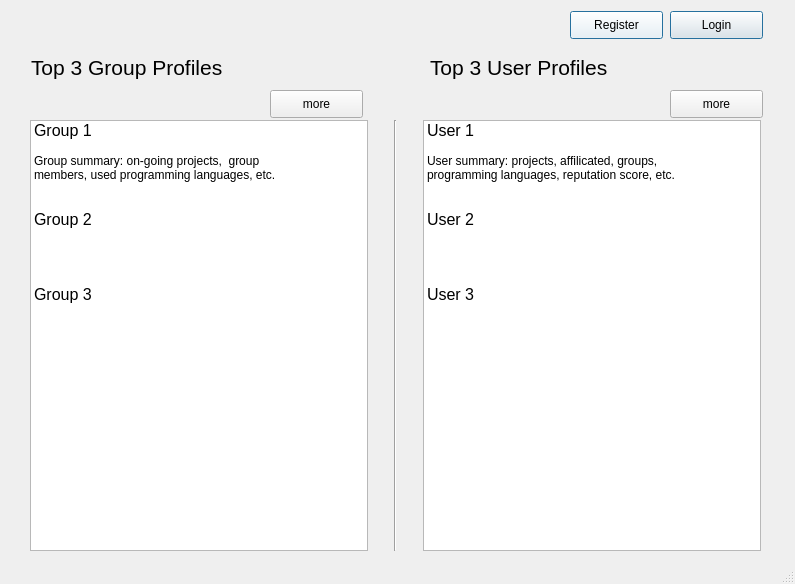
This is GUIs/Browsing Home Page.ui in tislam35/322-Software-Engineering-Project as Qt 5 draws it before an edit. The edited form follows.
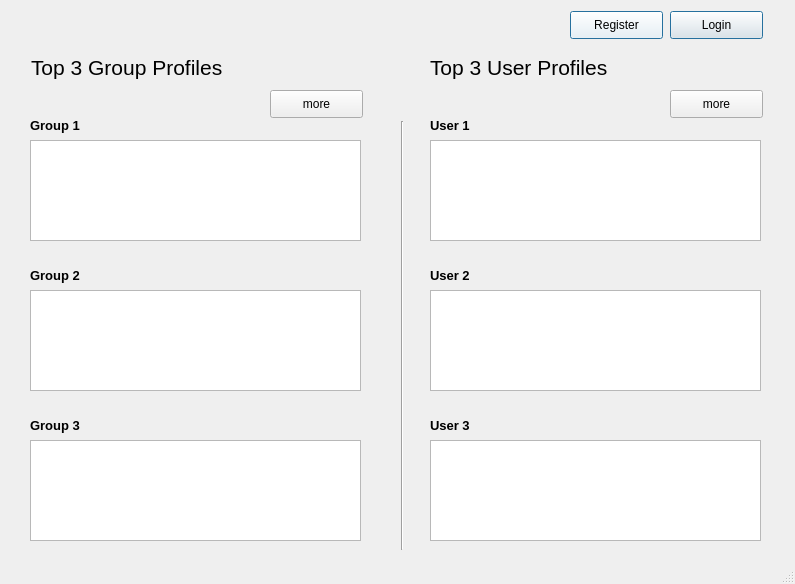
This is the edited form.

Commit message: Edited Browsing home page

Diff of the .ui file:
```diff
--- a/GUIs/Browsing Home Page.ui
+++ b/GUIs/Browsing Home Page.ui
@@ -583,250 +583,198 @@
      <bool>true</bool>
     </property>
    </widget>
-   <widget class="QWidget" name="layoutWidget">
+   <widget class="QLabel" name="group1_label">
     <property name="geometry">
      <rect>
       <x>30</x>
-      <y>120</y>
-      <width>731</width>
-      <height>431</height>
+      <y>110</y>
+      <width>91</width>
+      <height>31</height>
      </rect>
     </property>
-    <layout class="QHBoxLayout" name="horizontalLayout_3">
-     <item>
-      <widget class="QListWidget" name="listWidget">
-       <property name="sortingEnabled">
-        <bool>false</bool>
-       </property>
-       <item>
-        <property name="text">
-         <string>Group 1</string>
-        </property>
-        <property name="font">
-         <font>
-          <pointsize>12</pointsize>
-         </font>
-        </property>
-       </item>
-       <item>
-        <property name="text">
-         <string/>
-        </property>
-       </item>
-       <item>
-        <property name="text">
-         <string>Group summary: on-going projects,  group</string>
-        </property>
-       </item>
-       <item>
-        <property name="text">
-         <string>members, used programming languages, etc.</string>
-        </property>
-       </item>
-       <item>
-        <property name="text">
-         <string/>
-        </property>
-       </item>
-       <item>
-        <property name="text">
-         <string/>
-        </property>
-       </item>
-       <item>
-        <property name="text">
-         <string>Group 2</string>
-        </property>
-        <property name="font">
-         <font>
-          <pointsize>12</pointsize>
-         </font>
-        </property>
-       </item>
-       <item>
-        <property name="text">
-         <string/>
-        </property>
-       </item>
-       <item>
-        <property name="text">
-         <string/>
-        </property>
-       </item>
-       <item>
-        <property name="text">
-         <string/>
-        </property>
-       </item>
-       <item>
-        <property name="text">
-         <string/>
-        </property>
-       </item>
-       <item>
-        <property name="text">
-         <string>Group 3</string>
-        </property>
-        <property name="font">
-         <font>
-          <pointsize>12</pointsize>
-         </font>
-        </property>
-       </item>
-       <item>
-        <property name="text">
-         <string/>
-        </property>
-       </item>
-       <item>
-        <property name="text">
-         <string/>
-        </property>
-       </item>
-       <item>
-        <property name="text">
-         <string/>
-        </property>
-       </item>
-      </widget>
-     </item>
-     <item>
-      <spacer name="horizontalSpacer">
-       <property name="orientation">
-        <enum>Qt::Horizontal</enum>
-       </property>
-       <property name="sizeType">
-        <enum>QSizePolicy::Fixed</enum>
-       </property>
-       <property name="sizeHint" stdset="0">
-        <size>
-         <width>20</width>
-         <height>20</height>
-        </size>
-       </property>
-      </spacer>
-     </item>
-     <item>
-      <widget class="Line" name="line">
-       <property name="orientation">
-        <enum>Qt::Vertical</enum>
-       </property>
-      </widget>
-     </item>
-     <item>
-      <spacer name="horizontalSpacer_2">
-       <property name="orientation">
-        <enum>Qt::Horizontal</enum>
-       </property>
-       <property name="sizeType">
-        <enum>QSizePolicy::Fixed</enum>
-       </property>
-       <property name="sizeHint" stdset="0">
-        <size>
-         <width>20</width>
-         <height>20</height>
-        </size>
-       </property>
-      </spacer>
-     </item>
-     <item>
-      <widget class="QListWidget" name="listWidget_2">
-       <property name="sortingEnabled">
-        <bool>false</bool>
-       </property>
-       <item>
-        <property name="text">
-         <string>User 1</string>
-        </property>
-        <property name="font">
-         <font>
-          <pointsize>12</pointsize>
-         </font>
-        </property>
-       </item>
-       <item>
-        <property name="text">
-         <string/>
-        </property>
-       </item>
-       <item>
-        <property name="text">
-         <string>User summary: projects, affilicated, groups, </string>
-        </property>
-       </item>
-       <item>
-        <property name="text">
-         <string>programming languages, reputation score, etc.</string>
-        </property>
-       </item>
-       <item>
-        <property name="text">
-         <string/>
-        </property>
-       </item>
-       <item>
-        <property name="text">
-         <string/>
-        </property>
-       </item>
-       <item>
-        <property name="text">
-         <string>User 2</string>
-        </property>
-        <property name="font">
-         <font>
-          <pointsize>12</pointsize>
-         </font>
-        </property>
-       </item>
-       <item>
-        <property name="text">
-         <string/>
-        </property>
-       </item>
-       <item>
-        <property name="text">
-         <string/>
-        </property>
-       </item>
-       <item>
-        <property name="text">
-         <string/>
-        </property>
-       </item>
-       <item>
-        <property name="text">
-         <string/>
-        </property>
-       </item>
-       <item>
-        <property name="text">
-         <string>User 3</string>
-        </property>
-        <property name="font">
-         <font>
-          <pointsize>12</pointsize>
-         </font>
-        </property>
-       </item>
-       <item>
-        <property name="text">
-         <string/>
-        </property>
-       </item>
-       <item>
-        <property name="text">
-         <string/>
-        </property>
-       </item>
-       <item>
-        <property name="text">
-         <string/>
-        </property>
-       </item>
-      </widget>
-     </item>
-    </layout>
+    <property name="font">
+     <font>
+      <pointsize>10</pointsize>
+      <weight>75</weight>
+      <bold>true</bold>
+     </font>
+    </property>
+    <property name="text">
+     <string>Group 1</string>
+    </property>
+   </widget>
+   <widget class="QTextBrowser" name="group1_textBrowser">
+    <property name="geometry">
+     <rect>
+      <x>30</x>
+      <y>140</y>
+      <width>331</width>
+      <height>101</height>
+     </rect>
+    </property>
+   </widget>
+   <widget class="QLabel" name="group2_label">
+    <property name="geometry">
+     <rect>
+      <x>30</x>
+      <y>260</y>
+      <width>91</width>
+      <height>31</height>
+     </rect>
+    </property>
+    <property name="font">
+     <font>
+      <pointsize>10</pointsize>
+      <weight>75</weight>
+      <bold>true</bold>
+     </font>
+    </property>
+    <property name="text">
+     <string>Group 2</string>
+    </property>
+   </widget>
+   <widget class="QTextBrowser" name="group2_textBrowser">
+    <property name="geometry">
+     <rect>
+      <x>30</x>
+      <y>290</y>
+      <width>331</width>
+      <height>101</height>
+     </rect>
+    </property>
+   </widget>
+   <widget class="QTextBrowser" name="group3_textBrowser">
+    <property name="geometry">
+     <rect>
+      <x>30</x>
+      <y>440</y>
+      <width>331</width>
+      <height>101</height>
+     </rect>
+    </property>
+   </widget>
+   <widget class="QLabel" name="group3_label">
+    <property name="geometry">
+     <rect>
+      <x>30</x>
+      <y>410</y>
+      <width>91</width>
+      <height>31</height>
+     </rect>
+    </property>
+    <property name="font">
+     <font>
+      <pointsize>10</pointsize>
+      <weight>75</weight>
+      <bold>true</bold>
+     </font>
+    </property>
+    <property name="text">
+     <string>Group 3</string>
+    </property>
+   </widget>
+   <widget class="QLabel" name="user1_label">
+    <property name="geometry">
+     <rect>
+      <x>430</x>
+      <y>110</y>
+      <width>91</width>
+      <height>31</height>
+     </rect>
+    </property>
+    <property name="font">
+     <font>
+      <pointsize>10</pointsize>
+      <weight>75</weight>
+      <bold>true</bold>
+     </font>
+    </property>
+    <property name="text">
+     <string>User 1</string>
+    </property>
+   </widget>
+   <widget class="QTextBrowser" name="user1_textBrowser">
+    <property name="geometry">
+     <rect>
+      <x>430</x>
+      <y>140</y>
+      <width>331</width>
+      <height>101</height>
+     </rect>
+    </property>
+   </widget>
+   <widget class="QTextBrowser" name="user2_textBrowser">
+    <property name="geometry">
+     <rect>
+      <x>430</x>
+      <y>290</y>
+      <width>331</width>
+      <height>101</height>
+     </rect>
+    </property>
+   </widget>
+   <widget class="QLabel" name="user2_label">
+    <property name="geometry">
+     <rect>
+      <x>430</x>
+      <y>260</y>
+      <width>91</width>
+      <height>31</height>
+     </rect>
+    </property>
+    <property name="font">
+     <font>
+      <pointsize>10</pointsize>
+      <weight>75</weight>
+      <bold>true</bold>
+     </font>
+    </property>
+    <property name="text">
+     <string>User 2</string>
+    </property>
+   </widget>
+   <widget class="QLabel" name="user3_label">
+    <property name="geometry">
+     <rect>
+      <x>430</x>
+      <y>410</y>
+      <width>91</width>
+      <height>31</height>
+     </rect>
+    </property>
+    <property name="font">
+     <font>
+      <pointsize>10</pointsize>
+      <weight>75</weight>
+      <bold>true</bold>
+     </font>
+    </property>
+    <property name="text">
+     <string>User 3</string>
+    </property>
+   </widget>
+   <widget class="QTextBrowser" name="user3_textBrowser">
+    <property name="geometry">
+     <rect>
+      <x>430</x>
+      <y>440</y>
+      <width>331</width>
+      <height>101</height>
+     </rect>
+    </property>
+   </widget>
+   <widget class="Line" name="line">
+    <property name="geometry">
+     <rect>
+      <x>394</x>
+      <y>121</y>
+      <width>16</width>
+      <height>429</height>
+     </rect>
+    </property>
+    <property name="orientation">
+     <enum>Qt::Vertical</enum>
+    </property>
    </widget>
   </widget>
   <widget class="QStatusBar" name="statusbar"/>
```
The commit also changes 15 other files.
